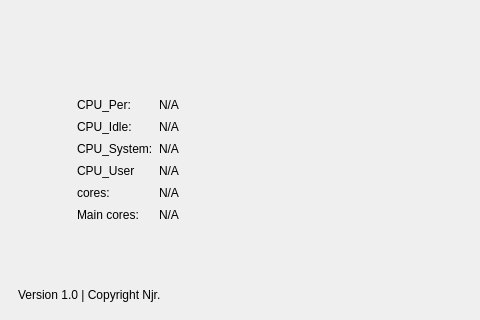
styleriven/pbl4-psutil, file mainFrm.ui: the form before one commit; both pictures show x 0 to 480 and y 335 to 655 of the 930 by 655 pixel window.
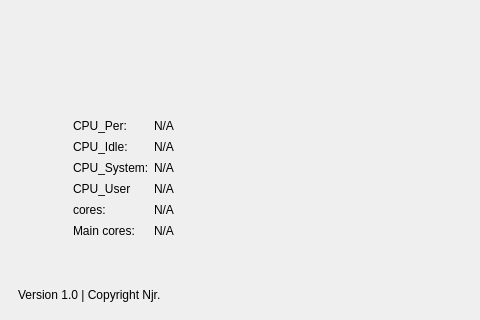
The form after the commit. The open tabs and pages were chosen to show the change. Icons and pictures are not drawn.

Patch:
```diff
--- a/mainFrm.ui
+++ b/mainFrm.ui
@@ -379,14 +379,23 @@
                        <enum>QFrame::Raised</enum>
                       </property>
                       <layout class="QFormLayout" name="formLayout_3">
+                       <property name="horizontalSpacing">
+                        <number>5</number>
+                       </property>
                        <property name="verticalSpacing">
-                        <number>8</number>
+                        <number>7</number>
+                       </property>
+                       <property name="leftMargin">
+                        <number>5</number>
                        </property>
                        <property name="topMargin">
-                        <number>20</number>
+                        <number>5</number>
+                       </property>
+                       <property name="rightMargin">
+                        <number>5</number>
                        </property>
                        <property name="bottomMargin">
-                        <number>21</number>
+                        <number>5</number>
                        </property>
                        <item row="0" column="0">
                         <widget class="QLabel" name="label_46">
```
Left out of the diff: 2 changed lines with no effect on the pictures.
